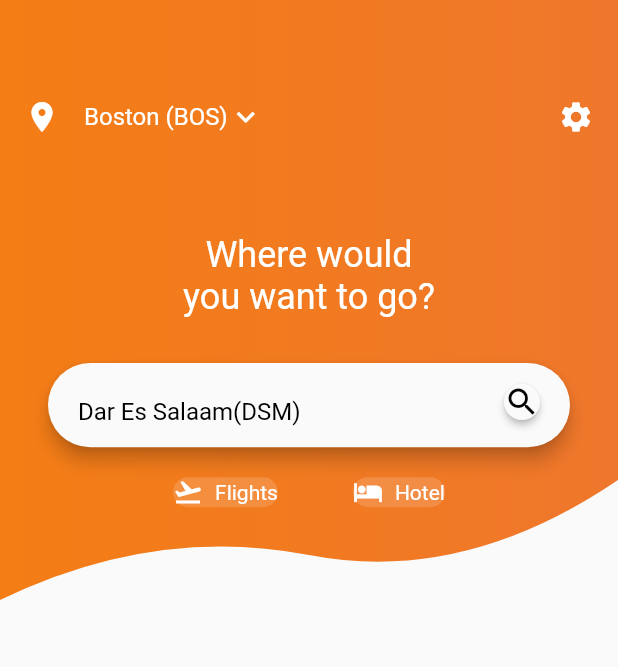
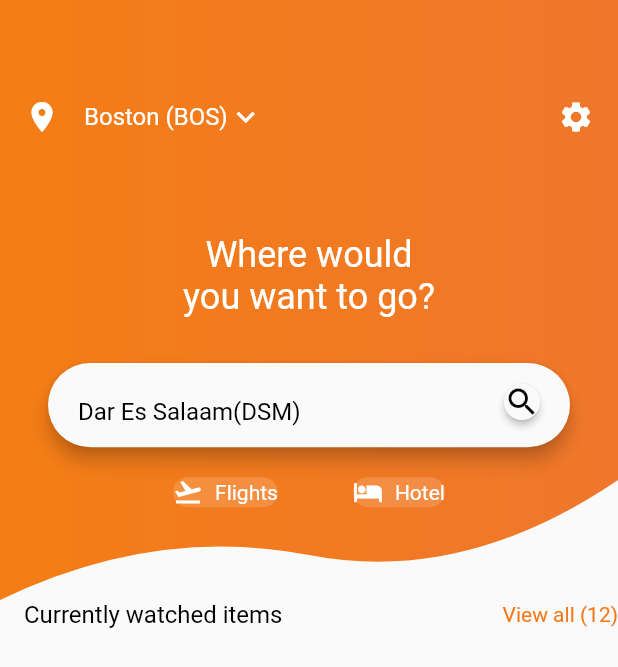
Before and after one commit to chattertechno/flightapp, a Flutter app: the screen it shows after launch, on a phone screen of 412 x 824 dp. Shown: the top 667 px of the screen. Run offline on Flutter 3.47's test engine with Material 2 defaults, Android fonts, the phone set to English and light mode, and no system bars; Roboto replaces fonts that are missing (Oxygen).

Commit message:
added bottom part

```diff
--- a/lib/main.dart
+++ b/lib/main.dart
@@ -21,7 +21,9 @@ class HomeScreen extends StatelessWidget {
   Widget build(BuildContext context) {
     return Scaffold(
       body: Column(
-        children: <Widget>[HomeScreenTopart(),
+        children: <Widget>[
+          HomeScreenTopart(),
+          homeScreenBottomPart,
         ],
       ),
     );
@@ -32,8 +34,6 @@ const TextStyle dropDownLabelStyle =
     TextStyle(color: Colors.white, fontSize: 16.0);
 const TextStyle dropDownMenuItemStyle =
     TextStyle(color: Colors.black, fontSize: 16.0);
-
-
 
 class HomeScreenTopart extends StatefulWidget {
   @override
@@ -172,7 +172,9 @@ class _HomeScreenTopartState extends State<HomeScreenTopart> {
                   children: <Widget>[
                     InkWell(
                       child: ChoiceChip(
-                          icon: Icons.flight_takeoff, text: "Flights", isSelected: isFlightSelected),
+                          icon: Icons.flight_takeoff,
+                          text: "Flights",
+                          isSelected: isFlightSelected),
                       onTap: () {
                         setState(() {
                           isFlightSelected = true;
@@ -182,11 +184,17 @@ class _HomeScreenTopartState extends State<HomeScreenTopart> {
                     SizedBox(
                       width: 50.0,
                     ),
-                    InkWell (child: ChoiceChip(icon: Icons.hotel, text: "Hotel", isSelected: !isFlightSelected), onTap: () {
+                    InkWell(
+                      child: ChoiceChip(
+                          icon: Icons.hotel,
+                          text: "Hotel",
+                          isSelected: !isFlightSelected),
+                      onTap: () {
                         setState(() {
                           isFlightSelected = false;
                         });
-                    },),
+                      },
+                    ),
                   ],
                 ),
               ],
@@ -240,3 +248,20 @@ class _ChoiceChipState extends State<ChoiceChip> {
     );
   }
 }
+
+var viewAllStyle = TextStyle(fontSize: 14.0, color: appTheme.primaryColor);
+
+var homeScreenBottomPart = Column(
+  children: <Widget>[
+    Row(
+      mainAxisSize: MainAxisSize.max,
+      mainAxisAlignment: MainAxisAlignment.spaceAround,
+      children: <Widget>[
+        SizedBox(width: 16.0,),
+        Text("Currently watched items", style: dropDownMenuItemStyle,),
+        Spacer(),
+        Text("View all (12)", style: viewAllStyle,),
+      ],
+    )
+  ],
+);
```
Lines whose indentation alone changed are shown as unchanged.
